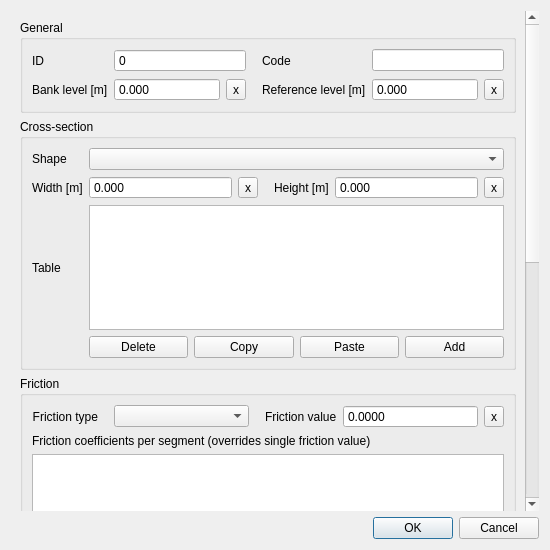
The window that threedi_schematisation_editor/forms/ui/cross_section_location.ui (nens/threedi-schematisation-editor) describes before a commit, drawn with Qt 5.
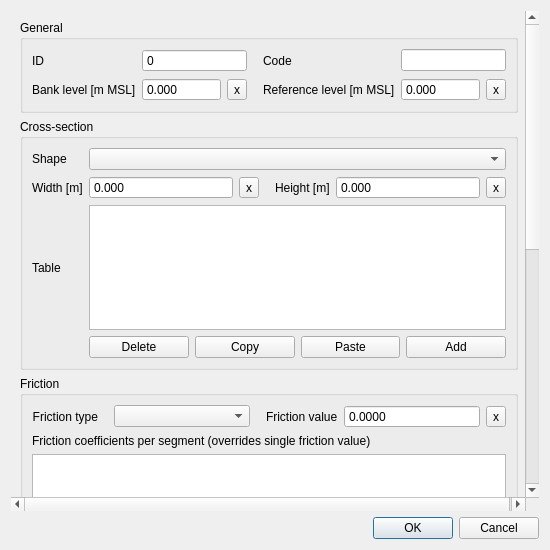
The same window after the commit.

Patch:
```diff
--- a/threedi_schematisation_editor/forms/ui/cross_section_location.ui
+++ b/threedi_schematisation_editor/forms/ui/cross_section_location.ui
@@ -912,7 +912,7 @@
           <item row="1" column="0">
            <widget class="QLabel" name="label_23">
             <property name="text">
-             <string>Bank level [m]</string>
+             <string>Bank level [m MSL]</string>
             </property>
             <property name="alignment">
              <set>Qt::AlignLeading|Qt::AlignLeft|Qt::AlignVCenter</set>
@@ -928,7 +928,7 @@
              <locale language="English" country="UnitedStates"/>
             </property>
             <property name="text">
-             <string>Reference level [m]</string>
+             <string>Reference level [m MSL]</string>
             </property>
             <property name="alignment">
              <set>Qt::AlignLeading|Qt::AlignLeft|Qt::AlignVCenter</set>
```
